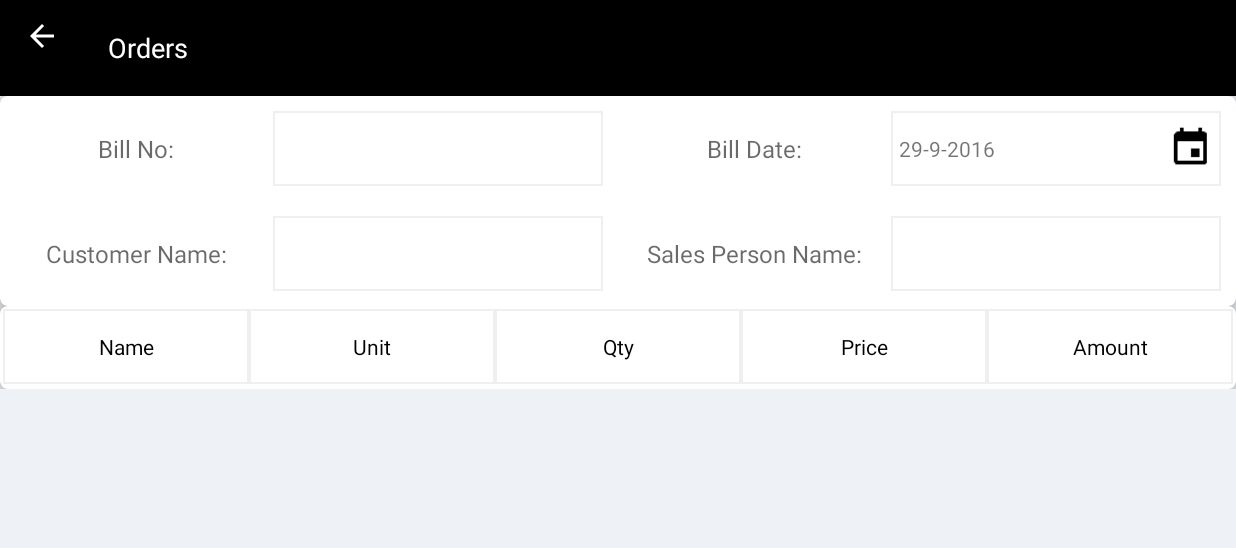
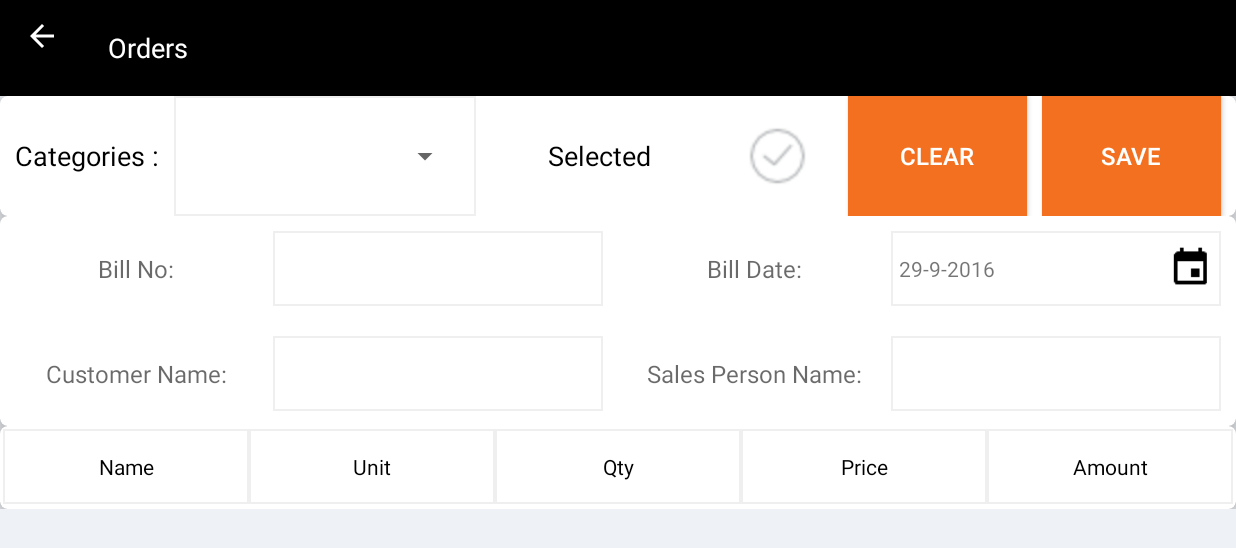
Before and after one commit to TarunmJain/MyCatalogue, an Android app: the Order screen opened directly, with no data from a screen before it, on a phone screen of 824 x 412 dp (held sideways). Shown: the top 548 px of the screen. Run offline under Robolectric (Android 15) with nearby library versions, the phone set to English and light mode, and no system bars; our stand-ins replace Volley; pictures from the network do not load.

Commit message:
orderAdapter update

```diff
--- a/app/src/main/java/com/centura_technologies/mycatalogue/Order/Controller/Order.java
+++ b/app/src/main/java/com/centura_technologies/mycatalogue/Order/Controller/Order.java
@@ -12,15 +12,23 @@ import android.support.v7.widget.Toolbar;
 import android.view.Menu;
 import android.view.MenuItem;
 import android.view.View;
+import android.widget.Button;
 import android.widget.DatePicker;
 import android.widget.EditText;
+import android.widget.ImageView;
+import android.widget.LinearLayout;
 import android.widget.RelativeLayout;
+import android.widget.Spinner;
 import android.widget.TextView;
+import android.widget.Toast;
 
+import com.centura_technologies.mycatalogue.Catalogue.Model.Products;
+import com.centura_technologies.mycatalogue.Dashboard.Controller.Dashboard;
 import com.centura_technologies.mycatalogue.Order.Model.BillingProducts;
 import com.centura_technologies.mycatalogue.Order.View.OrderListAdapter;
 import com.centura_technologies.mycatalogue.R;
 import com.centura_technologies.mycatalogue.Support.DBHelper.DB;
+import com.centura_technologies.mycatalogue.Support.DBHelper.StaticData;
 import com.centura_technologies.mycatalogue.Support.GenericData;
 
 import java.util.ArrayList;
@@ -32,12 +40,17 @@ import java.util.Calendar;
 public class Order extends AppCompatActivity {
     Toolbar toolbar;
     static RecyclerView orderlist_recyclerview;
-    static ArrayList<BillingProducts> model;
+    public static ArrayList<BillingProducts> shorlistedmodel;
     RelativeLayout billdatelayout;
-    EditText billno,custname,salespersonname;
+    EditText billno, custname, salespersonname;
     TextView billdate;
+    Spinner spinner;
+    ImageView checked;
+    LinearLayout shortlistedorder;
+    Button clear, save;
     int mYear, mMonth, mDay;
     static final int DATE_DIALOG_ID = 0;
+    public static boolean shortlistedorders = false;
 
     @Override
     protected void onCreate(@Nullable Bundle savedInstanceState) {
@@ -47,19 +60,31 @@ public class Order extends AppCompatActivity {
         toolbar.setTitle("Orders");
         setSupportActionBar(toolbar);
         getSupportActionBar().setDisplayHomeAsUpEnabled(true);
-        billdatelayout=(RelativeLayout)findViewById(R.id.billdatelayout);
-        billno=(EditText)findViewById(R.id.billno);
-        billdate=(TextView)findViewById(R.id.billdate);
-        custname=(EditText)findViewById(R.id.custname);
-        salespersonname=(EditText)findViewById(R.id.salespersonname);
+        billdatelayout = (RelativeLayout) findViewById(R.id.billdatelayout);
+        billno = (EditText) findViewById(R.id.billno);
+        billdate = (TextView) findViewById(R.id.billdate);
+        custname = (EditText) findViewById(R.id.custname);
+        salespersonname = (EditText) findViewById(R.id.salespersonname);
+        checked = (ImageView) findViewById(R.id.checked);
         orderlist_recyclerview = (RecyclerView) findViewById(R.id.orderlist_recyclerview);
-        model = DB.getBillprodlist();
+        spinner = (Spinner) findViewById(R.id.spinner);
+        shortlistedorder = (LinearLayout) findViewById(R.id.shortlistedorder);
+        clear = (Button) findViewById(R.id.clear);
+        save = (Button) findViewById(R.id.save);
         orderlist_recyclerview.setLayoutManager(new LinearLayoutManager(Order.this, LinearLayoutManager.VERTICAL, false));
-        int viewHeight = GenericData.convertDpToPixels(52, Order.this);
-        viewHeight = viewHeight * ((model.size()));
-        orderlist_recyclerview.getLayoutParams().height = viewHeight;
+
         InitializeAdapter(Order.this);
+        onClicks();
 
+        final Calendar c = Calendar.getInstance();
+        mYear = c.get(Calendar.YEAR);
+        mMonth = c.get(Calendar.MONTH);
+        mDay = c.get(Calendar.DATE);
+        updateDisplay();
+
+    }
+
+    private void onClicks() {
         billdatelayout.setOnClickListener(new View.OnClickListener() {
             @Override
             public void onClick(View v) {
@@ -67,12 +92,51 @@ public class Order extends AppCompatActivity {
             }
         });
 
-        final Calendar c = Calendar.getInstance();
-        mYear = c.get(Calendar.YEAR);
-        mMonth = c.get(Calendar.MONTH);
-        mDay = c.get(Calendar.DATE);
-        updateDisplay();
+        shortlistedorder.setOnClickListener(new View.OnClickListener() {
+            @Override
+            public void onClick(View v) {
+                shorlistedmodel = new ArrayList<BillingProducts>();
+                if (shortlistedorders) {
+                    shortlistedorders = false;
+                    checked.setImageResource(R.mipmap.checking);
+                    InitializeAdapter(Order.this);
+                } else {
+                    shortlistedorders = true;
+                    for (BillingProducts temp : DB.getBillprodlist()) {
+                        if (temp.getQuantity() > 0) {
+                            shorlistedmodel.add(temp);
+                        }
+                    }
+                    if (shorlistedmodel.size() != 0) {
+                        checked.setImageResource(R.mipmap.checked);
+                        InitializeAdapter(Order.this);
+                    } else Toast.makeText(Order.this, "Please Select the Item", Toast.LENGTH_SHORT).show();
+                }
+                /*if (StaticData.shortlistedorders) {
+                    checked.setImageResource(R.mipmap.checked);
+                    StaticData.shortlistedorders = false;
+                }else{
+                    checked.setImageResource(R.mipmap.checking);
+                    StaticData.shortlistedorders = true;
+                }
+                Dashboard.BillingProducts();
+                InitializeAdapter(Order.this);*/
+            }
+        });
 
+        save.setOnClickListener(new View.OnClickListener() {
+            @Override
+            public void onClick(View v) {
+
+            }
+        });
+
+        clear.setOnClickListener(new View.OnClickListener() {
+            @Override
+            public void onClick(View v) {
+
+            }
+        });
     }
 
     private void updateDisplay() {
@@ -83,27 +147,31 @@ public class Order extends AppCompatActivity {
                         .append(mYear).append(" "));
     }
 
-    private DatePickerDialog.OnDateSetListener mDateSetListener=
+    private DatePickerDialog.OnDateSetListener mDateSetListener =
             new DatePickerDialog.OnDateSetListener() {
                 @Override
                 public void onDateSet(DatePicker view, int year, int monthOfYear, int dayOfMonth) {
-                    mYear=year;
-                    mMonth=monthOfYear;
-                    mDay=dayOfMonth;
+                    mYear = year;
+                    mMonth = monthOfYear;
+                    mDay = dayOfMonth;
                     updateDisplay();
                 }
             };
 
     @Override
     protected Dialog onCreateDialog(int id) {
-        switch (id){
-            case DATE_DIALOG_ID:return new DatePickerDialog(this,mDateSetListener,mYear,mMonth,mDay);
+        switch (id) {
+            case DATE_DIALOG_ID:
+                return new DatePickerDialog(this, mDateSetListener, mYear, mMonth, mDay);
         }
         return null;
     }
 
     public static void InitializeAdapter(Context context) {
-        orderlist_recyclerview.setAdapter(new OrderListAdapter(context, model));
+        int viewHeight = GenericData.convertDpToPixels(72, context);
+        viewHeight = viewHeight * ((DB.getBillprodlist().size()));
+        orderlist_recyclerview.getLayoutParams().height = viewHeight;
+        orderlist_recyclerview.setAdapter(new OrderListAdapter(context));
     }
 
     @Override
--- a/app/src/main/java/com/centura_technologies/mycatalogue/Order/View/OrderListAdapter.java
+++ b/app/src/main/java/com/centura_technologies/mycatalogue/Order/View/OrderListAdapter.java
@@ -2,6 +2,7 @@ package com.centura_technologies.mycatalogue.Order.View;
 
 import android.app.Dialog;
 import android.content.Context;
+import android.graphics.Color;
 import android.support.v7.widget.RecyclerView;
 import android.view.LayoutInflater;
 import android.view.View;
@@ -33,9 +34,12 @@ public class OrderListAdapter extends RecyclerView.Adapter<OrderListAdapter.View
     Button apply, cancel;
     EditText qtytext;
 
-    public OrderListAdapter(Context context, ArrayList<BillingProducts> model) {
+    public OrderListAdapter(Context context) {
         this.mContext = context;
-        this.data = model;
+        if(Order.shortlistedorders)
+            this.data=Order.shorlistedmodel;
+            else
+            this.data = DB.getBillprodlist();
     }
 
     @Override
@@ -47,13 +51,25 @@ public class OrderListAdapter extends RecyclerView.Adapter<OrderListAdapter.View
 
     @Override
     public void onBindViewHolder(final OrderListAdapter.ViewHolder holder, final int position) {
+        if(Order.shortlistedorders){
+            holder.orderlistlayout.setBackgroundColor(mContext.getResources().getColor(R.color.white));
+
+        }else {
+            if(data.get(position).getQuantity()>0)
+                holder.orderlistlayout.setBackgroundColor(mContext.getResources().getColor(R.color.accentcolor));
+            else
+                holder.orderlistlayout.setBackgroundColor(mContext.getResources().getColor(R.color.white));
+        }
         holder.name.setText(data.get(position).getTitle());
         holder.unit.setText(data.get(position).getWeight() + "");
         holder.qty.setText(data.get(position).getQuantity() + "");
         holder.price.setText(data.get(position).getPrice() + "");
         double amount = data.get(position).getSellingPrice() * Double.parseDouble(data.get(position).getQuantity() + "");
         holder.amount.setText(amount + "");
+        onClicks(holder,position);
+    }
 
+    private void onClicks(final ViewHolder holder, final int position) {
         holder.name.setOnClickListener(new View.OnClickListener() {
             @Override
             public void onClick(View v) {
--- a/app/src/main/java/com/centura_technologies/mycatalogue/Support/DBHelper/StaticData.java
+++ b/app/src/main/java/com/centura_technologies/mycatalogue/Support/DBHelper/StaticData.java
@@ -37,6 +37,8 @@ public class StaticData {
     public static boolean ClickedProduct=false;
     public static boolean SelectedCollection=false;
     public static boolean Shortlisted=false;
+    public static boolean shortlistedorders=false;
+
 
     public static String Options="";
 }
--- a/app/src/main/res/layout-land/content_orders.xml
+++ b/app/src/main/res/layout-land/content_orders.xml
@@ -4,37 +4,135 @@
     android:layout_width="match_parent"
     android:layout_height="match_parent"
     android:orientation="vertical">
+
     <ScrollView
         android:layout_width="match_parent"
         android:layout_height="match_parent">
+
         <LinearLayout
             android:layout_width="match_parent"
             android:layout_height="match_parent"
             android:orientation="vertical">
+
+            <android.support.v7.widget.CardView
+                android:layout_width="match_parent"
+                android:layout_height="80dp"
+                android:background="@color/white"
+                app:cardCornerRadius="5dp"
+                app:cardElevation="10dp">
+
+                <LinearLayout
+                    android:layout_width="match_parent"
+                    android:layout_height="match_parent"
+                    android:orientation="horizontal"
+                    android:weightSum="10">
+
+                    <LinearLayout
+                        android:layout_width="0dp"
+                        android:layout_height="match_parent"
+                        android:layout_weight="4"
+                        android:orientation="horizontal">
+                        <TextView
+                            android:layout_width="wrap_content"
+                            android:layout_height="match_parent"
+                            android:gravity="center"
+                            android:padding="10dp"
+                            android:text="Categories :"
+                            android:textColor="@color/black"
+                            android:textSize="18sp" />
+                        <RelativeLayout
+                            android:layout_width="match_parent"
+                            android:layout_height="match_parent"
+                            android:padding="10dp"
+                            android:background="@drawable/transparentsquarebutton">
+                        <Spinner
+                            android:id="@+id/spinner"
+                            android:layout_width="match_parent"
+                            android:layout_height="match_parent"></Spinner>
+                        </RelativeLayout>
+                    </LinearLayout>
+
+                    <LinearLayout
+                        android:id="@+id/shortlistedorder"
+                        android:layout_width="0dp"
+                        android:layout_height="match_parent"
+                        android:layout_marginRight="10dp"
+                        android:layout_weight="3"
+                        android:weightSum="1"
+                        android:orientation="horizontal">
+
+                        <TextView
+                            android:layout_weight="0.8"
+                            android:layout_width="wrap_content"
+                            android:layout_height="match_parent"
+                            android:gravity="center"
+                            android:text="Selected"
+                            android:textColor="@color/black"
+                            android:textSize="18sp" />
+
+                        <ImageView
+                            android:id="@+id/checked"
+                            android:layout_weight="0.2"
+                            android:layout_width="50dp"
+                            android:layout_height="match_parent"
+                            android:padding="10dp"
+                            android:src="@mipmap/checking" />
+                    </LinearLayout>
+
+                    <Button
+                        android:id="@+id/clear"
+                        android:layout_width="0dp"
+                        android:layout_height="match_parent"
+                        android:layout_marginRight="10dp"
+                        android:layout_weight="1.5"
+                        android:background="@color/accentcolor"
+                        android:padding="10dp"
+                        android:text="Clear"
+                        android:textColor="@color/white"
+                        android:textSize="16sp" />
+                    <Button
+                        android:id="@+id/save"
+                        android:layout_width="0dp"
+                        android:layout_height="match_parent"
+                        android:layout_marginRight="10dp"
+                        android:layout_weight="1.5"
+                        android:background="@color/accentcolor"
+                        android:padding="10dp"
+                        android:text="Save"
+                        android:textColor="@color/white"
+                        android:textSize="16sp" />
+                </LinearLayout>
+            </android.support.v7.widget.CardView>
+
             <android.support.v7.widget.CardView
                 android:layout_width="match_parent"
                 android:layout_height="wrap_content"
                 android:padding="10dp"
                 app:cardCornerRadius="5dp"
                 app:cardElevation="10dp">
+
                 <LinearLayout
                     android:layout_width="match_parent"
                     android:layout_height="match_parent"
                     android:orientation="vertical"
                     android:weightSum="2">
+
                     <LinearLayout
                         android:layout_width="match_parent"
                         android:layout_height="match_parent"
                         android:layout_weight="1"
                         android:orientation="horizontal"
                         android:weightSum="2">
+
                         <LinearLayout
                             android:layout_width="match_parent"
                             android:layout_height="match_parent"
                             android:layout_weight="1">
+
                             <RelativeLayout
                                 android:layout_width="wrap_content"
                                 android:layout_height="70dp">
+
                                 <TextView
                                     android:layout_width="match_parent"
                                     android:layout_height="match_parent"
@@ -43,6 +141,7 @@
                                     android:text="Bill No:"
                                     android:textColor="@color/greytext"
                                     android:textSize="16sp" />
+
                                 <EditText
                                     android:id="@+id/billno"
                                     android:layout_width="220dp"
@@ -54,13 +153,16 @@
                                     android:background="@drawable/transparentsquarebutton" />
                             </RelativeLayout>
                         </LinearLayout>
+
                         <LinearLayout
                             android:layout_width="match_parent"
                             android:layout_height="match_parent"
                             android:layout_weight="1">
+
                             <RelativeLayout
                                 android:layout_width="wrap_content"
                                 android:layout_height="70dp">
+
                                 <TextView
                                     android:layout_width="match_parent"
                                     android:layout_height="match_parent"
@@ -69,45 +171,52 @@
                                     android:text="Bill Date:"
                                     android:textColor="@color/greytext"
                                     android:textSize="16sp" />
+
                                 <RelativeLayout
                                     android:id="@+id/billdatelayout"
                                     android:layout_width="220dp"
                                     android:layout_height="match_parent"
+                                    android:layout_alignParentRight="true"
                                     android:layout_marginBottom="10dp"
                                     android:layout_marginRight="10dp"
-                                    android:layout_marginTop="10dp"
-                                    android:layout_alignParentRight="true">
-                                <TextView
-                                    android:id="@+id/billdate"
-                                    android:layout_width="match_parent"
-                                    android:layout_height="match_parent"
-                                    android:paddingLeft="5dp"
-                                    android:gravity="center_vertical"
-                                    android:background="@drawable/transparentsquarebutton" />
+                                    android:layout_marginTop="10dp">
+
+                                    <TextView
+                                        android:id="@+id/billdate"
+                                        android:layout_width="match_parent"
+                                        android:layout_height="match_parent"
+                                        android:background="@drawable/transparentsquarebutton"
+                                        android:gravity="center_vertical"
+                                        android:paddingLeft="5dp" />
+
                                     <ImageView
                                         android:id="@+id/clender"
                                         android:layout_width="40dp"
                                         android:layout_height="match_parent"
+                                        android:layout_alignParentRight="true"
                                         android:padding="5dp"
-                                        android:layout_alignParentRight="true"
-                                        android:src="@drawable/ic_calendar_black_24dp"/>
+                                        android:src="@drawable/ic_calendar_black_24dp" />
                                 </RelativeLayout>
                             </RelativeLayout>
                         </LinearLayout>
                     </LinearLayout>
+
                     <LinearLayout
                         android:layout_width="match_parent"
                         android:layout_height="match_parent"
                         android:layout_weight="1"
                         android:orientation="horizontal"
                         android:weightSum="2">
+
                         <LinearLayout
                             android:layout_width="match_parent"
                             android:layout_height="match_parent"
                             android:layout_weight="1">
+
                             <RelativeLayout
                                 android:layout_width="wrap_content"
                                 android:layout_height="70dp">
+
                                 <TextView
                                     android:layout_width="match_parent"
                                     android:layout_height="match_parent"
@@ -116,6 +225,7 @@
                                     android:text="Customer Name:"
                                     android:textColor="@color/greytext"
                                     android:textSize="16sp" />
+
                                 <EditText
                                     android:id="@+id/custname"
                                     android:layout_width="220dp"
@@ -127,13 +237,16 @@
                                     android:background="@drawable/transparentsquarebutton" />
                             </RelativeLayout>
                         </LinearLayout>
+
                         <LinearLayout
                             android:layout_width="match_parent"
                             android:layout_height="match_parent"
                             android:layout_weight="1">
+
                             <RelativeLayout
                                 android:layout_width="wrap_content"
                                 android:layout_height="70dp">
+
                                 <TextView
                                     android:layout_width="match_parent"
                                     android:layout_height="match_parent"
@@ -142,6 +255,7 @@
                                     android:text="Sales Person Name:"
                                     android:textColor="@color/greytext"
                                     android:textSize="16sp" />
+
                                 <EditText
                                     android:id="@+id/salespersonname"
                                     android:layout_width="220dp"
@@ -156,22 +270,26 @@
                     </LinearLayout>
                 </LinearLayout>
             </android.support.v7.widget.CardView>
+
             <android.support.v7.widget.CardView
                 android:layout_width="match_parent"
                 android:layout_height="match_parent"
                 android:padding="10dp"
                 app:cardCornerRadius="5dp"
                 app:cardElevation="10dp">
+
                 <LinearLayout
                     android:layout_width="match_parent"
                     android:layout_height="wrap_content"
                     android:orientation="vertical"
                     android:padding="2dp">
+
                     <LinearLayout
                         android:layout_width="match_parent"
                         android:layout_height="wrap_content"
                         android:orientation="horizontal"
                         android:weightSum="5">
+
                         <TextView
                             android:layout_width="match_parent"
                             android:layout_height="50dp"
@@ -180,6 +298,7 @@
                             android:gravity="center"
                             android:text="Name"
                             android:textColor="@color/black" />
+
                         <TextView
                             android:layout_width="match_parent"
                             android:layout_height="50dp"
@@ -188,6 +307,7 @@
                             android:gravity="center"
                             android:text="Unit"
                             android:textColor="@color/black" />
+
                         <TextView
                             android:layout_width="match_parent"
                             android:layout_height="50dp"
@@ -196,6 +316,7 @@
                             android:gravity="center"
                             android:text="Qty"
                             android:textColor="@color/black" />
+
                         <TextView
                             android:layout_width="match_parent"
                             android:layout_height="50dp"
@@ -204,6 +325,7 @@
                             android:gravity="center"
                             android:text="Price"
                             android:textColor="@color/black" />
+
                         <TextView
                             android:layout_width="match_parent"
                             android:layout_height="50dp"
@@ -213,6 +335,7 @@
                             android:text="Amount"
                             android:textColor="@color/black" />
                     </LinearLayout>
+
                     <android.support.v7.widget.RecyclerView
                         android:id="@+id/orderlist_recyclerview"
                         android:layout_width="match_parent"
--- a/app/src/main/res/layout-land/item_orderlist.xml
+++ b/app/src/main/res/layout-land/item_orderlist.xml
@@ -2,14 +2,15 @@
 <LinearLayout xmlns:android="http://schemas.android.com/apk/res/android"
     android:orientation="vertical"
     android:layout_width="match_parent"
-    android:layout_height="match_parent">
+    android:layout_height="wrap_content"
+    android:background="@drawable/transparentsquarebutton">
 
     <LinearLayout
         android:id="@+id/orderlistlayout"
         android:layout_width="match_parent"
         android:layout_height="wrap_content"
         android:orientation="horizontal"
-        android:background="@drawable/transparentsquarebutton"
+        android:background="@color/white"
         android:weightSum="5">
         <TextView
             android:id="@+id/name"
```
Also changed, not shown: app/src/main/java/com/centura_technologies/mycatalogue/Catalogue/Controller/CatalogueDetails.java (+8 -4 lines), app/src/main/java/com/centura_technologies/mycatalogue/Catalogue/View/CatalogueAdapter.java (+9 -4 lines), app/src/main/java/com/centura_technologies/mycatalogue/Dashboard/Controller/Dashboard.java (+30 -0 lines), app/src/main/java/com/centura_technologies/mycatalogue/Shortlist/View/ShortlistAdapter.java (+5 -4 lines), app/src/main/java/com/centura_technologies/mycatalogue/Support/DBHelper/DB.java (+9 -8 lines), app/src/main/res/mipmap-hdpi/checked.png (added), app/src/main/res/mipmap-hdpi/checking.png (added), app/src/main/res/mipmap-mdpi/checked.png (added), app/src/main/res/mipmap-mdpi/checking.png (added), app/src/main/res/mipmap-xhdpi/checked.png (added), app/src/main/res/mipmap-xhdpi/checking.png (added), app/src/main/res/mipmap-xxhdpi/checked.png (added), app/src/main/res/mipmap-xxhdpi/checking.png (added), app/src/main/res/mipmap-xxxhdpi/checked.png (added), 1 more files.
